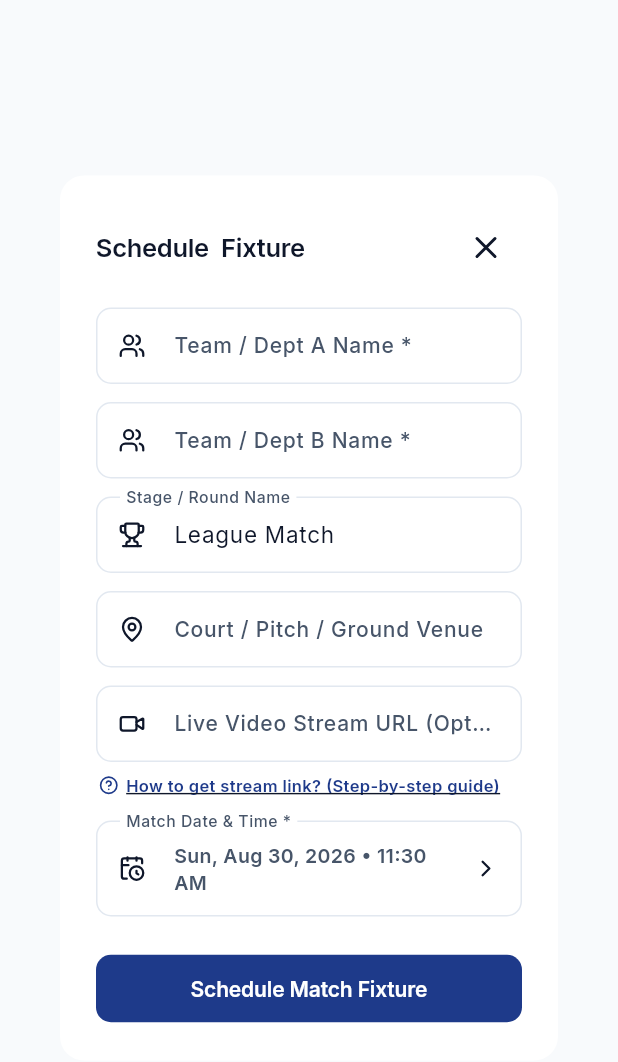
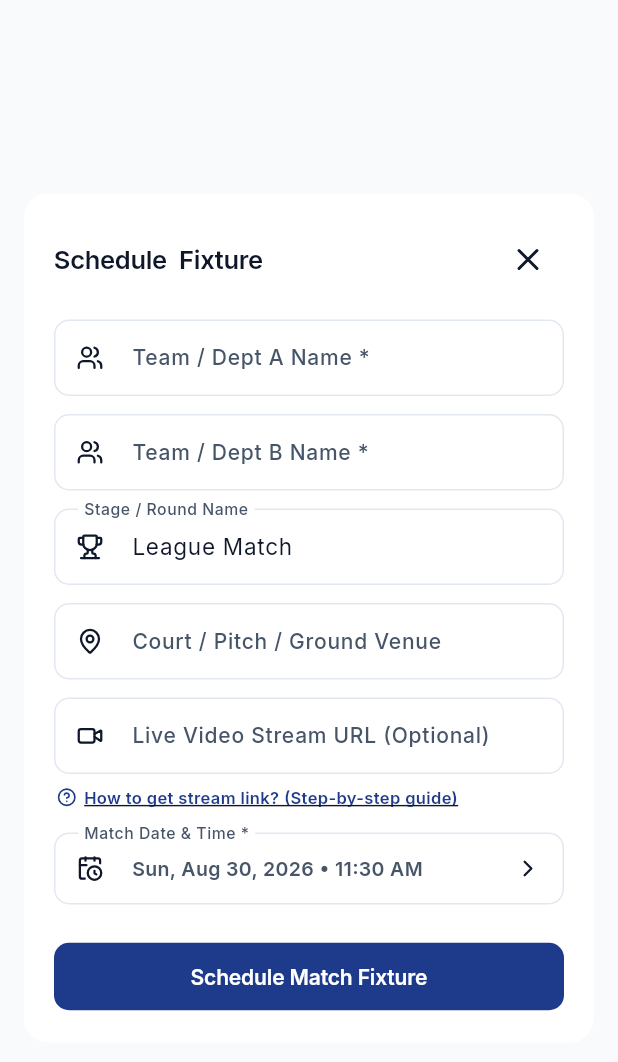
Before and after one commit to ajay8873/sportsbuzz, a Flutter app: the CreateMatchDialog widget shown alone on an empty page, opened directly with empty values, on a phone screen of 412 x 824 dp. Shown: the top 1062 px of the screen. Run offline on Flutter 3.47's test engine with Material 3 defaults, Android fonts, the light colour scheme and no system bars; our stand-ins replace flutter_riverpod, go_router, google_fonts, lucide_icons_flutter, supabase_flutter, webview_flutter; missing offline and left inert: dart:html, dart:ui_web, webview_flutter_android; accounts and stored records are empty; network calls fail.

Commit message:
fix: eliminate keyboard overflow in schedule fixture dialog

```diff
--- a/lib/presentation/screens/admin/dialogs/create_match_dialog.dart
+++ b/lib/presentation/screens/admin/dialogs/create_match_dialog.dart
@@ -127,11 +127,15 @@ class _CreateMatchDialogState extends ConsumerState<CreateMatchDialog> {
   @override
   Widget build(BuildContext context) {
     return Dialog(
+      insetPadding: const EdgeInsets.symmetric(horizontal: 16, vertical: 24),
       shape: RoundedRectangleBorder(borderRadius: BorderRadius.circular(16)),
       child: ConstrainedBox(
-        constraints: const BoxConstraints(maxWidth: 520),
+        constraints: BoxConstraints(
+          maxWidth: 520,
+          maxHeight: MediaQuery.of(context).size.height * 0.85,
+        ),
         child: Padding(
-          padding: const EdgeInsets.all(24.0),
+          padding: const EdgeInsets.all(20.0),
           child: Form(
             key: _formKey,
             child: SingleChildScrollView(
```
